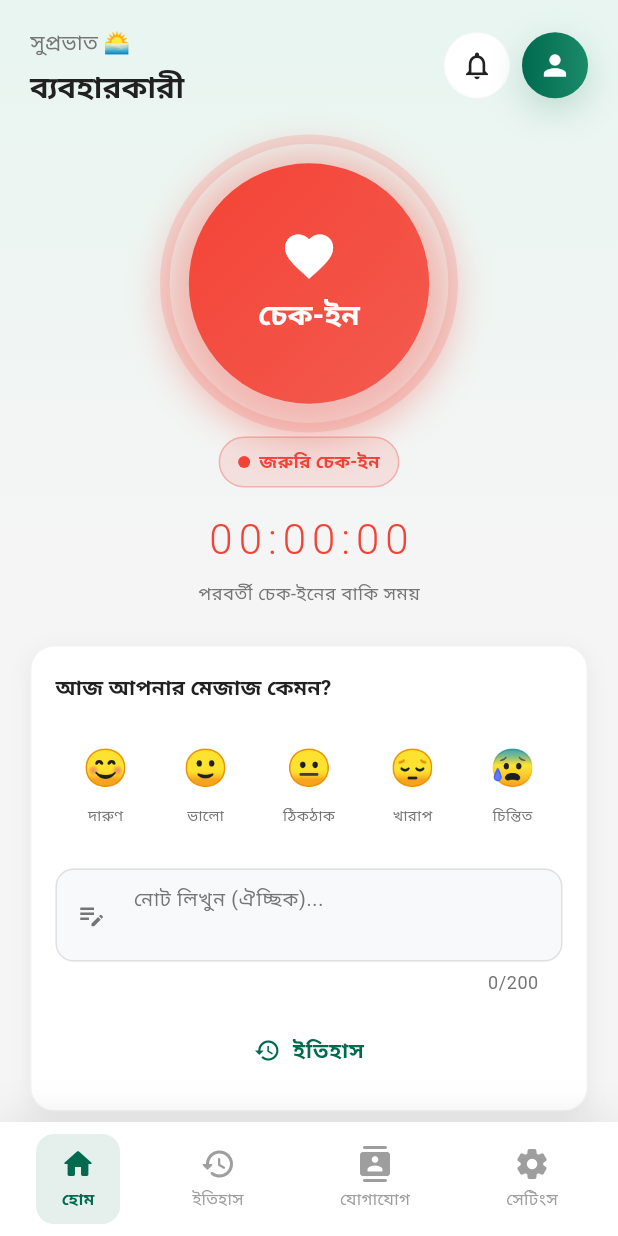
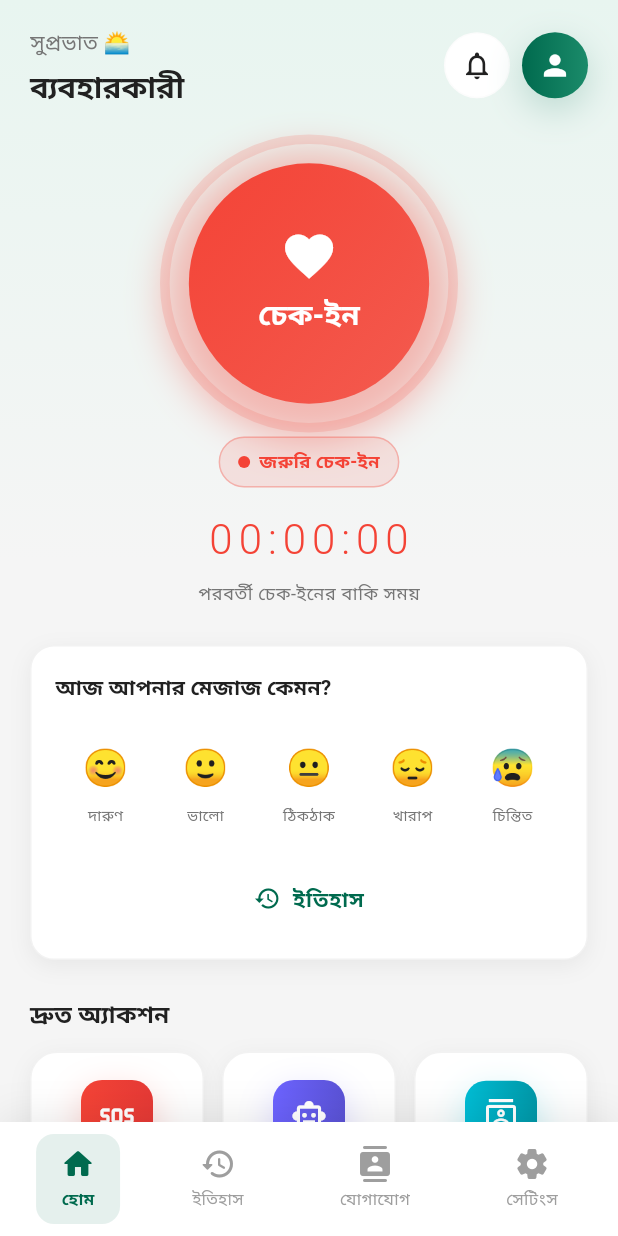
Before and after one commit to noyon-ahamed/are_you_okay, a Flutter app: the HomeScreen screen opened by its route, on a phone screen of 412 x 824 dp. Run offline on Flutter 3.47's test engine with Material 3 defaults, Android fonts, the phone set to English and light mode, and no system bars; our stand-ins replace connectivity_plus, dio, easy_localization, flutter_dotenv, flutter_local_notifications, flutter_riverpod and 15 more; missing offline and left inert: flutter_callkit_incoming, workmanager; accounts and stored records are empty; network calls fail; Roboto replaces fonts that are missing (HindSiliguri); statements that could not run were skipped.

Commit message:
fix: remove mood note to shrink card size and fix streak discrepancies across screens

```diff
--- a/lib/presentation/screens/home/home_screen.dart
+++ b/lib/presentation/screens/home/home_screen.dart
@@ -529,29 +529,7 @@ class _HomeScreenState extends ConsumerState<HomeScreen>
               ),
             ),
           ),
-          // Note input for mood
-          const SizedBox(height: 16),
-          TextField(
-            controller: _moodNoteController,
-            decoration: InputDecoration(
-              hintText: 'নোট লিখুন (ঐচ্ছিক)...',
-                hintStyle: const TextStyle(fontFamily: 'HindSiliguri', fontSize: 13),
-                prefixIcon: const Icon(Icons.edit_note, size: 20),
-                isDense: true,
-                contentPadding: const EdgeInsets.symmetric(horizontal: 12, vertical: 10),
-                border: OutlineInputBorder(
-                  borderRadius: BorderRadius.circular(12),
-                  borderSide: BorderSide(color: isDark ? AppColors.borderDark : AppColors.border),
-                ),
-                enabledBorder: OutlineInputBorder(
-                  borderRadius: BorderRadius.circular(12),
-                  borderSide: BorderSide(color: isDark ? AppColors.borderDark : AppColors.border),
-                ),
-              ),
-              style: const TextStyle(fontFamily: 'HindSiliguri', fontSize: 13),
-              maxLines: 2,
-              maxLength: 200,
-            ),
+
           if (_isSavingMood)
             const Padding(
               padding: EdgeInsets.only(top: 8),
```
Also changed, not shown: lib/presentation/screens/history/checkin_history_screen.dart (+3 -15 lines), lib/presentation/screens/settings/settings_screen.dart (+10 -0 lines).
